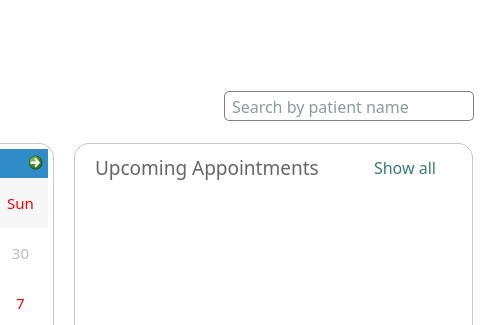
karlito20/AdoraFlowProject, file ui/PageAppointments.ui: the form before one commit; both pictures show x 352 to 832 and y 0 to 325 of the 832 by 550 pixel window.
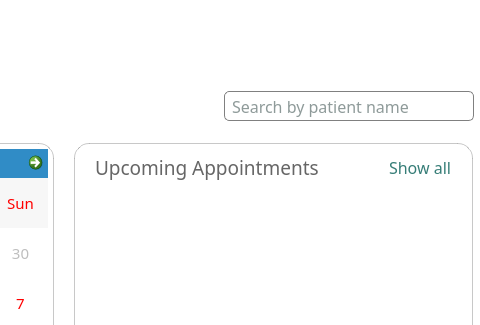
The form after the commit.

The edit to the form file:
```diff
--- a/ui/PageAppointments.ui
+++ b/ui/PageAppointments.ui
@@ -826,7 +826,7 @@
              <property name="styleSheet">
               <string notr="true">#restore_button {
 	text-align:right;
-	padding-right: 30px;
+	padding-right:15px;
 	padding-top: 5px;
 	color: #367D77;
 	background: white;
@@ -860,7 +860,34 @@
               <property name="styleSheet">
                <string notr="true">#scrollArea {
 	border: 1px solid white;
-	background: white;
+}
+
+QScrollBar:vertical {
+    background: #DDDDDD;     
+    width: 8px;
+    margin: 2px 0;
+    border-radius: 4px;
+}
+
+QScrollBar::handle:vertical {
+    background: #b5b5b5;    
+    border-radius: 4px;
+    min-height: 30px;
+}
+
+QScrollBar::handle:vertical:hover {
+    background: #9e9e9e;
+}
+
+QScrollBar::add-line:vertical,
+QScrollBar::sub-line:vertical {
+    height: 0;
+    background: none;
+}
+
+QScrollBar::add-page:vertical,
+QScrollBar::sub-page:vertical {
+    background: none;
 }</string>
               </property>
               <property name="horizontalScrollBarPolicy">
@@ -874,7 +901,7 @@
                 <rect>
                  <x>0</x>
                  <y>0</y>
-                 <width>373</width>
+                 <width>379</width>
                  <height>355</height>
                 </rect>
                </property>
@@ -894,7 +921,7 @@
                  <number>2</number>
                 </property>
                 <property name="rightMargin">
-                 <number>2</number>
+                 <number>14</number>
                 </property>
                 <property name="bottomMargin">
                  <number>2</number>
```
Left out of the diff: 3 changed lines with no effect on the pictures.
